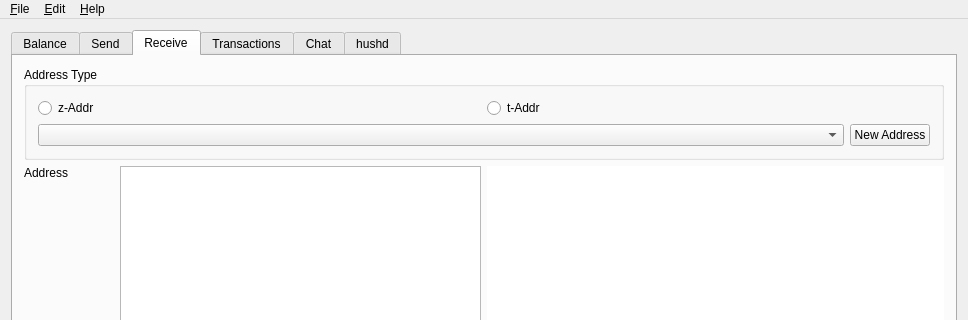
Qt form src/mainwindow.ui (ZcashFoundation/zecwallet) before a commit; both pictures show x 0 to 968 and y 0 to 320 of the 968 by 616 pixel window.
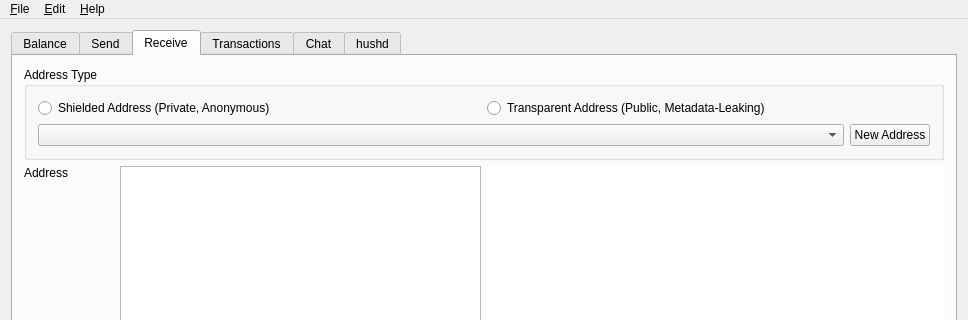
The same form after that commit. Icons and pictures are not drawn. Custom widgets are drawn as their Qt base class.

Commit message: Explain the difference between zaddrs and taddrs in the UI

Patch:
```diff
--- a/src/mainwindow.ui
+++ b/src/mainwindow.ui
@@ -721,7 +721,7 @@
                <item>
                 <widget class="QRadioButton" name="rdioZSAddr">
                  <property name="text">
-                  <string>z-Addr</string>
+                  <string>Shielded Address (Private, Anonymous)</string>
                  </property>
                 </widget>
                </item>
@@ -734,7 +734,7 @@
                   </sizepolicy>
                  </property>
                  <property name="text">
-                  <string>t-Addr</string>
+                  <string>Transparent Address (Public, Metadata-Leaking)</string>
                  </property>
                 </widget>
                </item>
```
